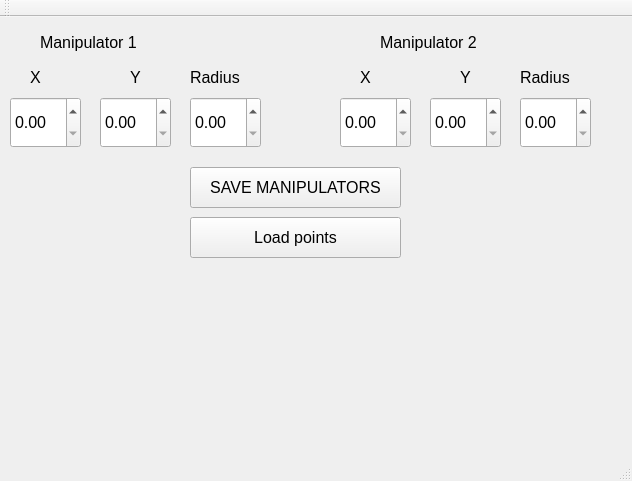
Before: the Qt Designer form mainwindow.ui in rsbtv/niiisk_exercise, drawn with Qt 5.
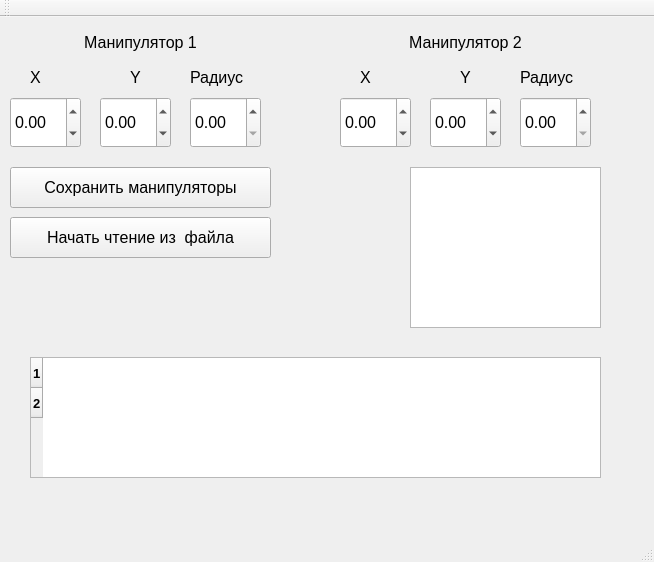
After: the same form once the commit is applied.

Commit message: Добавил отображение точек в таблице и тексэдите

```diff
--- a/mainwindow.ui
+++ b/mainwindow.ui
@@ -6,8 +6,8 @@
    <rect>
     <x>0</x>
     <y>0</y>
-    <width>632</width>
-    <height>481</height>
+    <width>654</width>
+    <height>562</height>
    </rect>
   </property>
   <property name="windowTitle">
@@ -28,6 +28,12 @@
       <pointsize>12</pointsize>
      </font>
     </property>
+    <property name="minimum">
+     <double>-100.000000000000000</double>
+    </property>
+    <property name="maximum">
+     <double>100.000000000000000</double>
+    </property>
    </widget>
    <widget class="QDoubleSpinBox" name="doubleSpinBox_Y">
     <property name="geometry">
@@ -43,6 +49,12 @@
       <pointsize>12</pointsize>
      </font>
     </property>
+    <property name="minimum">
+     <double>-100.000000000000000</double>
+    </property>
+    <property name="maximum">
+     <double>100.000000000000000</double>
+    </property>
    </widget>
    <widget class="QDoubleSpinBox" name="doubleSpinBox_Radius">
     <property name="geometry">
@@ -110,7 +122,7 @@
      </font>
     </property>
     <property name="text">
-     <string>Radius</string>
+     <string>Радиус</string>
     </property>
    </widget>
    <widget class="QDoubleSpinBox" name="doubleSpinBox_X_2">
@@ -127,6 +139,12 @@
       <pointsize>12</pointsize>
      </font>
     </property>
+    <property name="minimum">
+     <double>-100.000000000000000</double>
+    </property>
+    <property name="maximum">
+     <double>100.000000000000000</double>
+    </property>
    </widget>
    <widget class="QLabel" name="label_Radius_2">
     <property name="geometry">
@@ -143,7 +161,7 @@
      </font>
     </property>
     <property name="text">
-     <string>Radius</string>
+     <string>Радиус</string>
     </property>
    </widget>
    <widget class="QDoubleSpinBox" name="doubleSpinBox_Y_2">
@@ -160,6 +178,12 @@
       <pointsize>12</pointsize>
      </font>
     </property>
+    <property name="minimum">
+     <double>-100.000000000000000</double>
+    </property>
+    <property name="maximum">
+     <double>100.000000000000000</double>
+    </property>
    </widget>
    <widget class="QLabel" name="label_Y_2">
     <property name="geometry">
@@ -215,9 +239,9 @@
    <widget class="QPushButton" name="pushButton_SaveManupulators">
     <property name="geometry">
      <rect>
-      <x>190</x>
+      <x>10</x>
       <y>150</y>
-      <width>211</width>
+      <width>261</width>
       <height>41</height>
      </rect>
     </property>
@@ -227,15 +251,15 @@
      </font>
     </property>
     <property name="text">
-     <string>SAVE MANIPULATORS</string>
+     <string>Сохранить манипуляторы</string>
     </property>
    </widget>
    <widget class="QLabel" name="label_Manipulator_1">
     <property name="geometry">
      <rect>
-      <x>40</x>
+      <x>20</x>
       <y>10</y>
-      <width>181</width>
+      <width>241</width>
       <height>31</height>
      </rect>
     </property>
@@ -245,15 +269,18 @@
      </font>
     </property>
     <property name="text">
-     <string>Manipulator 1</string>
+     <string>Манипулятор 1</string>
+    </property>
+    <property name="alignment">
+     <set>Qt::AlignCenter</set>
     </property>
    </widget>
    <widget class="QLabel" name="label_Manipulator_2">
     <property name="geometry">
      <rect>
-      <x>380</x>
+      <x>340</x>
       <y>10</y>
-      <width>181</width>
+      <width>251</width>
       <height>31</height>
      </rect>
     </property>
@@ -263,15 +290,18 @@
      </font>
     </property>
     <property name="text">
-     <string>Manipulator 2</string>
+     <string>Манипулятор 2</string>
+    </property>
+    <property name="alignment">
+     <set>Qt::AlignCenter</set>
     </property>
    </widget>
    <widget class="QPushButton" name="pushButton_LoadPoints">
     <property name="geometry">
      <rect>
-      <x>190</x>
+      <x>10</x>
       <y>200</y>
-      <width>211</width>
+      <width>261</width>
       <height>41</height>
      </rect>
     </property>
@@ -281,9 +311,52 @@
      </font>
     </property>
     <property name="text">
-     <string>Load points</string>
+     <string>Начать чтение из  файла</string>
     </property>
    </widget>
+   <widget class="QTextEdit" name="textEdit_Points">
+    <property name="geometry">
+     <rect>
+      <x>410</x>
+      <y>150</y>
+      <width>191</width>
+      <height>161</height>
+     </rect>
+    </property>
+    <property name="font">
+     <font>
+      <pointsize>10</pointsize>
+     </font>
+    </property>
+   </widget>
+   <widget class="QTableWidget" name="tableWidget_Points">
+    <property name="geometry">
+     <rect>
+      <x>30</x>
+      <y>340</y>
+      <width>571</width>
+      <height>121</height>
+     </rect>
+    </property>
+    <property name="font">
+     <font>
+      <pointsize>10</pointsize>
+      <weight>75</weight>
+      <bold>true</bold>
+     </font>
+    </property>
+    <property name="verticalScrollBarPolicy">
+     <enum>Qt::ScrollBarAsNeeded</enum>
+    </property>
+    <property name="editTriggers">
+     <set>QAbstractItemView::NoEditTriggers</set>
+    </property>
+    <property name="rowCount">
+     <number>2</number>
+    </property>
+    <row/>
+    <row/>
+   </widget>
   </widget>
   <widget class="QMenuBar" name="menuBar">
    <property name="geometry">
```
Left out of the diff: 2 changed lines with no effect on the pictures. The commit also changes 1 other file.
